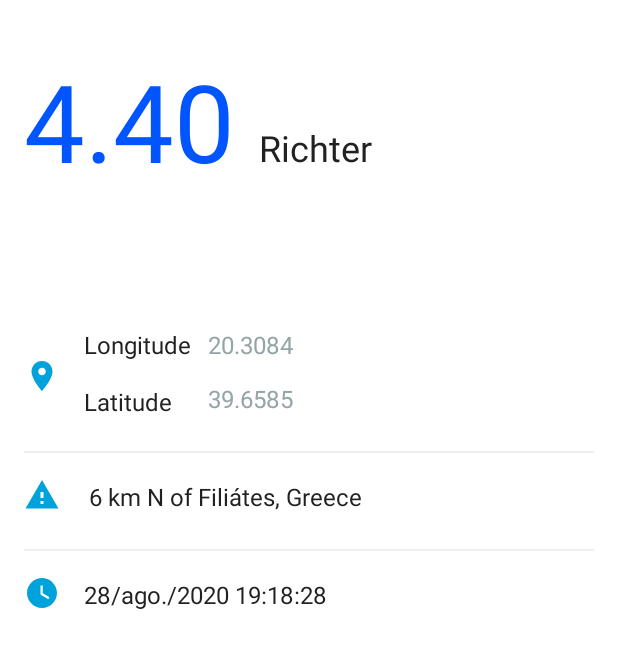
After one commit to jccsISC/AppTerremotos, an Android app: the layout activity_details.xml on its own in the app's theme, with its tools: preview values and no code run, on a phone screen of 412 x 824 dp. The commit adds this screen. Shown: the top 648 px of the screen. Run offline under Robolectric (Android 15) with nearby library versions, the phone set to English and light mode, and no system bars.

Commit message:
Agregando la vista details y pasando los datos

```diff
--- a/app/src/main/AndroidManifest.xml
+++ b/app/src/main/AndroidManifest.xml
@@ -2,7 +2,7 @@
 <manifest xmlns:android="http://schemas.android.com/apk/res/android"
     package="com.jccsisc.earthaquakemonitor">
 
-    <uses-permission android:name="android.permission.INTERNET"/>
+    <uses-permission android:name="android.permission.INTERNET" />
 
     <application
         android:allowBackup="true"
@@ -11,6 +11,7 @@
         android:roundIcon="@mipmap/ic_launcher_round"
         android:supportsRtl="true"
         android:theme="@style/Theme.EarthaquakeMonitor">
+        <activity android:name=".DetailsActivity"></activity>
         <activity android:name=".main.MainActivity">
             <intent-filter>
                 <action android:name="android.intent.action.MAIN" />
--- /dev/null
+++ b/app/src/main/java/com/jccsisc/earthaquakemonitor/DetailsActivity.kt
@@ -0,0 +1,40 @@
+package com.jccsisc.earthaquakemonitor
+
+import androidx.appcompat.app.AppCompatActivity
+import android.os.Bundle
+import com.jccsisc.earthaquakemonitor.databinding.ActivityDetailsBinding
+import java.sql.Time
+import java.text.SimpleDateFormat
+import java.util.*
+
+class DetailsActivity : AppCompatActivity() {
+    lateinit var binding: ActivityDetailsBinding
+
+    override fun onCreate(savedInstanceState: Bundle?) {
+        super.onCreate(savedInstanceState)
+        binding = ActivityDetailsBinding.inflate(layoutInflater)
+        setContentView(binding.root)
+        supportActionBar?.setDisplayHomeAsUpEnabled(true)
+
+        val model = intent.getParcelableExtra<EarthquakeModel>("model")
+
+        binding.apply {
+            txtMagnitude.text = baseContext.getString(R.string.magnitude_format, model?.magnintude)
+            txtLongitude.text = model?.longitude.toString()
+            txtLatitude.text = model?.latitude.toString()
+            txtPlace.text = model?.place
+            val simpleDateFormat = SimpleDateFormat("dd/MM/yyyy", Locale.getDefault())
+            val time = model?.time
+            val date = time?.let { Date(it) }
+            val formattedString = simpleDateFormat.format(date)
+            val myTime = model?.time?.let { Time(it) }
+            val result = "$formattedString $myTime"
+            txtTime.text = result
+        }
+    }
+
+    override fun onSupportNavigateUp(): Boolean {
+        finish()
+        return true
+    }
+}
--- a/app/src/main/java/com/jccsisc/earthaquakemonitor/EarthquakeModel.kt
+++ b/app/src/main/java/com/jccsisc/earthaquakemonitor/EarthquakeModel.kt
@@ -1,15 +1,53 @@
 package com.jccsisc.earthaquakemonitor
 
+
+import android.os.Parcel
+import android.os.Parcelable
 import androidx.room.Entity
 import androidx.room.PrimaryKey
+import androidx.versionedparcelable.VersionedParcelize
 
+@VersionedParcelize
 @Entity(tableName = "tbl_eartquakes")
 data class EarthquakeModel(
     @PrimaryKey
-    val id: String,
-    val place: String,
+    val id: String = "",
+    val place: String = "",
     val magnintude: Double,
     val time: Long,
     val longitude: Double,
     val latitude: Double
-)
+): Parcelable {
+    constructor(parcel: Parcel) : this(
+        parcel.readString()!!,
+        parcel.readString()!!,
+        parcel.readDouble(),
+        parcel.readLong(),
+        parcel.readDouble(),
+        parcel.readDouble()
+    ) {
+    }
+
+    override fun writeToParcel(parcel: Parcel, flags: Int) {
+        parcel.writeString(id)
+        parcel.writeString(place)
+        parcel.writeDouble(magnintude)
+        parcel.writeLong(time)
+        parcel.writeDouble(longitude)
+        parcel.writeDouble(latitude)
+    }
+
+    override fun describeContents(): Int {
+        return 0
+    }
+
+    companion object CREATOR : Parcelable.Creator<EarthquakeModel> {
+        override fun createFromParcel(parcel: Parcel): EarthquakeModel {
+            return EarthquakeModel(parcel)
+        }
+
+        override fun newArray(size: Int): Array<EarthquakeModel?> {
+            return arrayOfNulls(size)
+        }
+    }
+}
--- a/app/src/main/java/com/jccsisc/earthaquakemonitor/main/EqAdapter.kt
+++ b/app/src/main/java/com/jccsisc/earthaquakemonitor/main/EqAdapter.kt
@@ -53,7 +53,7 @@ class EqAdapter(private val context: Context): ListAdapter<EarthquakeModel, EqAd
             root.setOnClickListener {
                 //si está inicializada la variable landa mandamos llamar el onItemClickListener
                 if (::onItemClickListener.isInitialized) {
-                    onItemClickListener(earthquake) //llamamos nuestro landa, donde loo usemos le asignamos la accion
+                    onItemClickListener(earthquake) //llamamos nuestro landa, donde lo usemos le asignamos la accion
                 } else {
                     Log.e(TAG, "onItemClickListener no inicializado")
                 }
--- a/app/src/main/java/com/jccsisc/earthaquakemonitor/main/MainActivity.kt
+++ b/app/src/main/java/com/jccsisc/earthaquakemonitor/main/MainActivity.kt
@@ -1,11 +1,13 @@
 package com.jccsisc.earthaquakemonitor.main
 
+import android.content.Intent
 import androidx.appcompat.app.AppCompatActivity
 import android.os.Bundle
 import android.view.View
 import android.widget.Toast
 import androidx.lifecycle.Observer
 import androidx.lifecycle.ViewModelProvider
+import com.jccsisc.earthaquakemonitor.DetailsActivity
 import com.jccsisc.earthaquakemonitor.EarthquakeModel
 import com.jccsisc.earthaquakemonitor.api.StatusResponse
 import com.jccsisc.earthaquakemonitor.databinding.ActivityMainBinding
@@ -47,7 +49,9 @@ class MainActivity : AppCompatActivity() {
         })
 
         adapter.onItemClickListener = {
-            Toast.makeText(this, it.place, Toast.LENGTH_SHORT).show()
+            val intent = Intent(applicationContext, DetailsActivity::class.java)
+            intent.putExtra("model", it)
+            startActivity(intent)
         }
     }
 
--- /dev/null
+++ b/app/src/main/res/drawable/ic_location.xml
@@ -0,0 +1,5 @@
+<vector android:height="24dp" android:tint="#00A2DC"
+    android:viewportHeight="24" android:viewportWidth="24"
+    android:width="24dp" xmlns:android="http://schemas.android.com/apk/res/android">
+    <path android:fillColor="@android:color/white" android:pathData="M12,2C8.13,2 5,5.13 5,9c0,5.25 7,13 7,13s7,-7.75 7,-13c0,-3.87 -3.13,-7 -7,-7zM12,11.5c-1.38,0 -2.5,-1.12 -2.5,-2.5s1.12,-2.5 2.5,-2.5 2.5,1.12 2.5,2.5 -1.12,2.5 -2.5,2.5z"/>
+</vector>
--- /dev/null
+++ b/app/src/main/res/drawable/ic_warning.xml
@@ -0,0 +1,5 @@
+<vector android:height="24dp" android:tint="#00A2DC"
+    android:viewportHeight="24" android:viewportWidth="24"
+    android:width="24dp" xmlns:android="http://schemas.android.com/apk/res/android">
+    <path android:fillColor="@android:color/white" android:pathData="M1,21h22L12,2 1,21zM13,18h-2v-2h2v2zM13,14h-2v-4h2v4z"/>
+</vector>
--- /dev/null
+++ b/app/src/main/res/drawable/ic_watch.xml
@@ -0,0 +1,5 @@
+<vector android:height="24dp" android:tint="#00A2DC"
+    android:viewportHeight="24" android:viewportWidth="24"
+    android:width="24dp" xmlns:android="http://schemas.android.com/apk/res/android">
+    <path android:fillColor="@android:color/white" android:pathData="M12,2C6.5,2 2,6.5 2,12s4.5,10 10,10s10,-4.5 10,-10S17.5,2 12,2zM16.2,16.2L11,13V7h1.5v5.2l4.5,2.7L16.2,16.2z"/>
+</vector>
--- /dev/null
+++ b/app/src/main/res/layout/activity_details.xml
@@ -0,0 +1,167 @@
+<?xml version="1.0" encoding="utf-8"?>
+<layout xmlns:android="http://schemas.android.com/apk/res/android"
+    xmlns:app="http://schemas.android.com/apk/res-auto"
+    xmlns:tools="http://schemas.android.com/tools">
+
+    <data>
+
+    </data>
+
+    <androidx.constraintlayout.widget.ConstraintLayout
+        android:layout_width="match_parent"
+        android:layout_height="match_parent"
+        tools:context=".DetailsActivity">
+
+        <TextView
+            android:id="@+id/txtMagnitude"
+            android:layout_width="0dp"
+            android:layout_height="wrap_content"
+            android:layout_marginStart="16dp"
+            android:layout_marginTop="32dp"
+            android:textColor="@color/blue"
+            android:textSize="@dimen/size_72"
+            app:layout_constraintStart_toStartOf="parent"
+            app:layout_constraintTop_toTopOf="parent"
+            tools:text="4.40" />
+
+        <TextView
+            android:id="@+id/txtRichter"
+            android:layout_width="wrap_content"
+            android:layout_height="wrap_content"
+            android:layout_marginStart="16dp"
+            android:layout_marginTop="82dp"
+            android:layout_marginEnd="148dp"
+            android:text="@string/richter"
+            android:textColor="@color/colorText"
+            android:textSize="@dimen/size_24"
+            app:layout_constraintEnd_toEndOf="parent"
+            app:layout_constraintHorizontal_bias="0.0"
+            app:layout_constraintStart_toEndOf="@+id/txtMagnitude"
+            app:layout_constraintTop_toTopOf="parent" />
+
+        <ImageView
+            android:id="@+id/imageView"
+            android:layout_width="wrap_content"
+            android:layout_height="wrap_content"
+            android:layout_marginStart="16dp"
+            android:layout_marginTop="110dp"
+            android:src="@drawable/ic_location"
+            app:layout_constraintStart_toStartOf="parent"
+            app:layout_constraintTop_toBottomOf="@+id/txtMagnitude" />
+
+        <TextView
+            android:id="@+id/textView"
+            android:layout_width="wrap_content"
+            android:layout_height="wrap_content"
+            android:layout_marginStart="16dp"
+            android:layout_marginTop="90dp"
+            android:textColor="@color/colorText"
+            android:text="@string/logitude"
+            android:textSize="@dimen/size_16"
+            app:layout_constraintStart_toEndOf="@+id/imageView"
+            app:layout_constraintTop_toBottomOf="@+id/txtMagnitude" />
+
+        <TextView
+            android:id="@+id/textView3"
+            android:layout_width="wrap_content"
+            android:layout_height="wrap_content"
+            android:layout_marginStart="16dp"
+            android:layout_marginTop="16dp"
+            android:text="@string/latitude"
+            android:textColor="@color/colorText"
+            android:textSize="@dimen/size_16"
+            app:layout_constraintStart_toEndOf="@+id/imageView"
+            app:layout_constraintTop_toBottomOf="@+id/textView" />
+
+        <TextView
+            android:id="@+id/txtLongitude"
+            android:layout_width="wrap_content"
+            android:layout_height="wrap_content"
+            android:textColor="@color/colorCoordenadas"
+            android:textSize="@dimen/size_16"
+            app:layout_constraintBottom_toBottomOf="@+id/textView"
+            app:layout_constraintStart_toStartOf="@+id/txtLatitude"
+            tools:text="20.3084" />
+
+        <TextView
+            android:id="@+id/txtLatitude"
+            android:layout_width="wrap_content"
+            android:layout_height="wrap_content"
+            android:layout_marginStart="24dp"
+            android:layout_marginTop="12dp"
+            android:textColor="@color/colorCoordenadas"
+            android:textSize="@dimen/size_16"
+            app:layout_constraintBottom_toBottomOf="@+id/textView3"
+            app:layout_constraintStart_toEndOf="@+id/textView3"
+            app:layout_constraintTop_toBottomOf="@+id/txtLongitude"
+            tools:text="39.6585" />
+
+        <View
+            android:id="@+id/view"
+            android:layout_width="match_parent"
+            android:layout_height="1dp"
+            android:layout_marginStart="16dp"
+            android:layout_marginTop="24dp"
+            android:layout_marginEnd="16dp"
+            android:background="@color/colorLineas"
+            app:layout_constraintEnd_toEndOf="parent"
+            app:layout_constraintStart_toStartOf="parent"
+            app:layout_constraintTop_toBottomOf="@+id/txtLatitude" />
+
+        <ImageView
+            android:id="@+id/imageView2"
+            android:layout_width="wrap_content"
+            android:layout_height="wrap_content"
+            android:layout_marginStart="16dp"
+            android:layout_marginTop="16dp"
+            android:src="@drawable/ic_warning"
+            app:layout_constraintStart_toStartOf="parent"
+            app:layout_constraintTop_toBottomOf="@+id/view" />
+
+        <TextView
+            android:id="@+id/txtPlace"
+            android:layout_width="wrap_content"
+            android:layout_height="wrap_content"
+            android:layout_marginStart="19dp"
+            tools:text="6 km N of Filiátes, Greece"
+            android:textSize="@dimen/size_16"
+            android:textColor="@color/colorText"
+            app:layout_constraintBottom_toBottomOf="@+id/imageView2"
+            app:layout_constraintStart_toEndOf="@+id/imageView2" />
+
+        <View
+            android:id="@+id/view2"
+            android:layout_width="match_parent"
+            android:layout_height="1dp"
+            android:layout_marginStart="16dp"
+            android:layout_marginTop="24dp"
+            android:layout_marginEnd="16dp"
+            android:background="@color/colorLineas"
+            app:layout_constraintEnd_toEndOf="parent"
+            app:layout_constraintStart_toStartOf="parent"
+            app:layout_constraintTop_toBottomOf="@+id/imageView2" />
+
+        <ImageView
+            android:id="@+id/imageView3"
+            android:layout_width="wrap_content"
+            android:layout_height="wrap_content"
+            android:layout_marginStart="16dp"
+            android:layout_marginTop="16dp"
+            android:src="@drawable/ic_watch"
+            app:layout_constraintStart_toStartOf="parent"
+            app:layout_constraintTop_toBottomOf="@+id/view2" />
+
+        <TextView
+            android:id="@+id/txtTime"
+            android:layout_width="wrap_content"
+            android:layout_height="wrap_content"
+            android:layout_marginStart="16dp"
+            tools:text="28/ago./2020 19:18:28"
+            android:textSize="@dimen/size_16"
+            android:textColor="@color/colorText"
+            app:layout_constraintBottom_toBottomOf="@+id/imageView3"
+            app:layout_constraintStart_toEndOf="@+id/imageView3" />
+
+
+    </androidx.constraintlayout.widget.ConstraintLayout>
+</layout>
--- a/app/src/main/res/layout/activity_main.xml
+++ b/app/src/main/res/layout/activity_main.xml
@@ -48,6 +48,6 @@
             android:layout_width="wrap_content"
             android:layout_height="wrap_content"
             android:layout_gravity="center"
-            android:visibility="gone"/>
+            android:visibility="visible"/>
     </FrameLayout>
 </layout>
--- a/app/src/main/res/values/colors.xml
+++ b/app/src/main/res/values/colors.xml
@@ -8,4 +8,8 @@
     <color name="black">#FF000000</color>
     <color name="white">#FFFFFFFF</color>
     <color name="gray">#858282</color>
+    <color name="blue">#0055FF</color>
+    <color name="colorText">#212121</color>
+    <color name="colorCoordenadas">#95a5a6</color>
+    <color name="colorLineas">#ecf0f1</color>
 </resources>
--- /dev/null
+++ b/app/src/main/res/values/dimens.xml
@@ -0,0 +1,6 @@
+<?xml version="1.0" encoding="utf-8"?>
+<resources>
+    <dimen name="size_72">72sp</dimen>
+    <dimen name="size_24">24sp</dimen>
+    <dimen name="size_16">16sp</dimen>
+</resources>
--- a/app/src/main/res/values/strings.xml
+++ b/app/src/main/res/values/strings.xml
@@ -2,4 +2,7 @@
     <string name="app_name">EarthaquakeMonitor</string>
     <string name="lista_vacia">Lista Vacía…</string>
     <string name="magnitude_format">%.2f</string>
+    <string name="logitude">Longitude</string>
+    <string name="latitude">Latitude</string>
+    <string name="richter">Richter</string>
 </resources>
--- a/build.gradle
+++ b/build.gradle
@@ -6,7 +6,7 @@ buildscript {
         jcenter()
     }
     dependencies {
-        classpath "com.android.tools.build:gradle:4.1.1"
+        classpath 'com.android.tools.build:gradle:4.1.2'
         classpath "org.jetbrains.kotlin:kotlin-gradle-plugin:$kotlin_version"
 
         // NOTE: Do not place your application dependencies here; they belong
```
